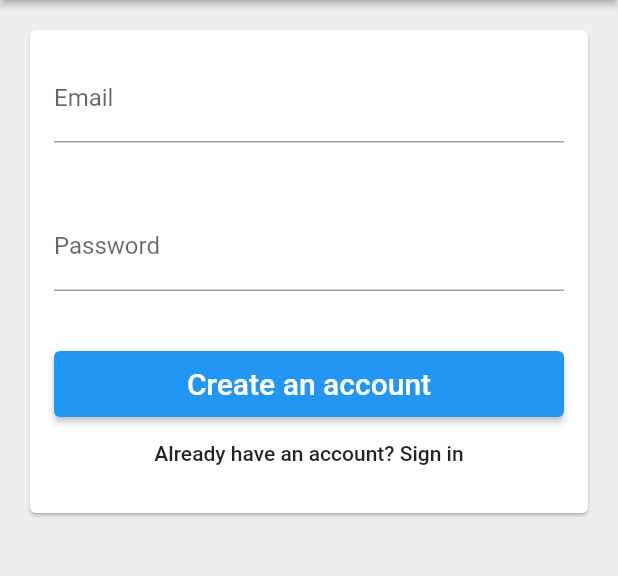
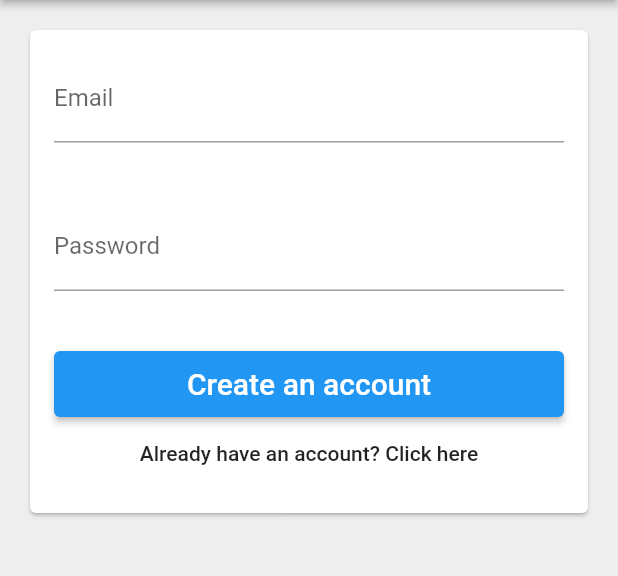
Before and after one commit to opunAI/business_capacity_challenge, a Flutter app: the screen it shows after launch, after a tap on an icon or button, on a phone screen of 412 x 824 dp, the part 84-660 px from its top. Run offline on Flutter 3.47's test engine with Material 2 defaults, Android fonts, the phone set to English and light mode, and no system bars; our stand-ins replace firebase_auth, firebase_core, font_awesome_flutter; accounts and stored records are empty; network calls fail.

Commit message:
SignIn/SignUp page is working successfully. Logout button is not working

```diff
--- a/lib/main.dart
+++ b/lib/main.dart
@@ -27,7 +27,7 @@ class MyApp extends StatelessWidget {
         '/': (context) => LandingPage(auth: Auth()),
         '/welcome': (context) => WelcomeScreen(),
         '/home': (context) => MyHomePage(title: 'Capacity Counter'),
-        '/settings': (context) => SettingsScreen(),
+        '/settings': (context) => SettingsScreen(auth: Auth()),
       },
     );
   }
--- a/lib/screens/email_signin_form.dart
+++ b/lib/screens/email_signin_form.dart
@@ -1,9 +1,14 @@
 import 'package:flutter/material.dart';
+import 'package:opun_challenge/services/auth.dart';
 import 'package:opun_challenge/services/form_submit_button.dart';
 
 enum EmailSignInFormType { signIn, register }
 
 class EmailSignInForm extends StatefulWidget {
+  final AuthBase auth;
+
+  EmailSignInForm({@required this.auth});
+
   @override
   _EmailSignInFormState createState() => _EmailSignInFormState();
 }
@@ -13,10 +18,22 @@ class _EmailSignInFormState extends State<EmailSignInForm> {
   final TextEditingController _emailController = TextEditingController();
   final TextEditingController _passwordController = TextEditingController();
 
+  String get _email => _emailController.text;
+  String get _password => _passwordController.text;
+
   EmailSignInFormType _formType = EmailSignInFormType.signIn;
 
-  void _submit() {
-    print('email: ${_emailController.text}, password: ${_passwordController.text}');
+  void _submit() async {
+    try {
+      if (_formType == EmailSignInFormType.signIn) {
+        await widget.auth.signInWithEmailAndPassword(_email, _password);
+      } else {
+        await widget.auth.createUserWithEmailAndPassword(_email, _password);
+      }
+      Navigator.of(context).pushNamed('/welcome');
+    } catch (err) {
+      print(err.toString());
+    }
   }
 
   void _toggleFormType() {
@@ -28,8 +45,12 @@ class _EmailSignInFormState extends State<EmailSignInForm> {
   }
 
   List<Widget> _buildChildren() {
-    final primaryText = _formType == EmailSignInFormType.signIn ? 'Sign in' : 'Create an account';
-    final secondaryText = _formType == EmailSignInFormType.signIn ? 'Don\'t have an account? Click here' : 'Already have an account? Sign in';
+    final primaryText =
+    _formType == EmailSignInFormType.signIn ? 'Sign in' : 'Create an account';
+    final secondaryText =
+    _formType == EmailSignInFormType.signIn ? 'Don\'t have an account? Click here'
+        : 'Already have an account? Click here';
+
     return [
       TextField(
         controller: _emailController,
--- a/lib/screens/email_signin_screen.dart
+++ b/lib/screens/email_signin_screen.dart
@@ -1,7 +1,7 @@
 import 'package:flutter/material.dart';
 import 'package:opun_challenge/screens/email_signin_form.dart';
 import 'package:opun_challenge/services/auth.dart';
-import 'package:opun_challenge/widgets/curve_clipper.dart';
+
 
 class EmailSignInScreen extends StatelessWidget {
   final AuthBase auth;
@@ -24,7 +24,7 @@ class EmailSignInScreen extends StatelessWidget {
       body: Padding(
         padding: const EdgeInsets.all(16.0),
         child: Card(
-            child: EmailSignInForm(),
+            child: EmailSignInForm(auth: auth),
         ),
       ),
       backgroundColor: Colors.grey[200],
```
Also changed, not shown: lib/screens/settings_screen.dart (+25 -0 lines), lib/services/auth.dart (+26 -1 lines).
